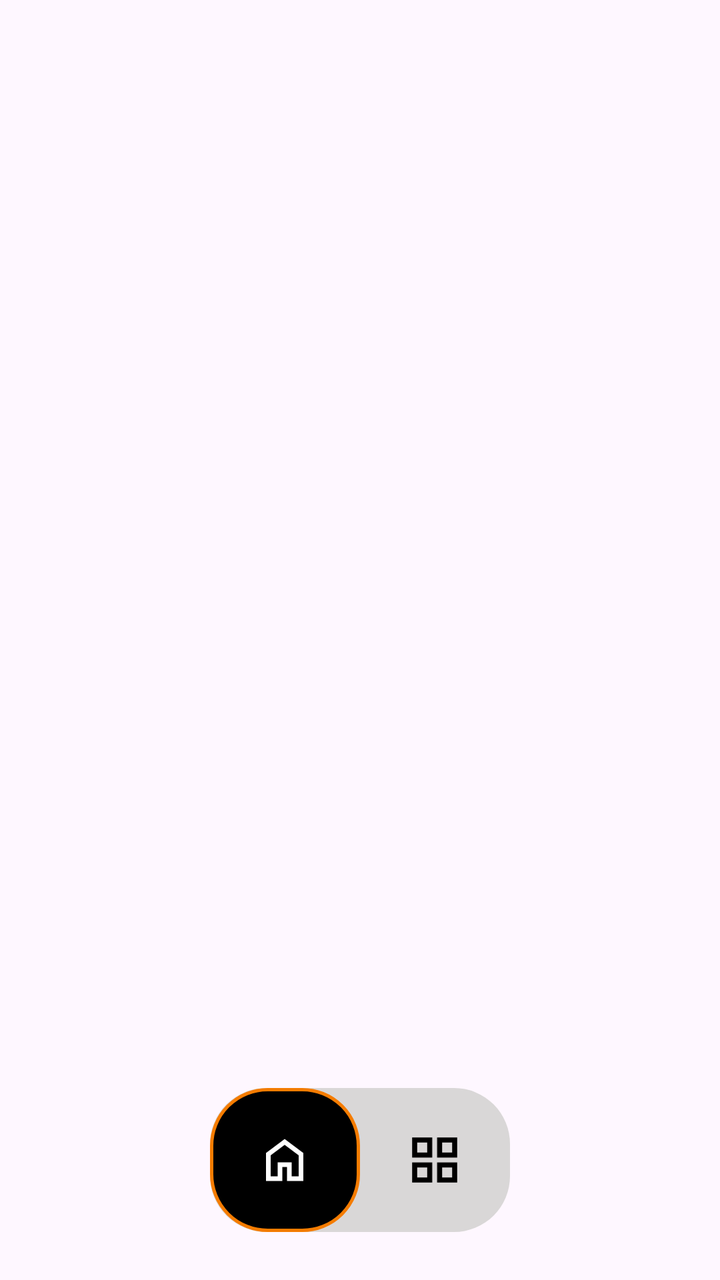
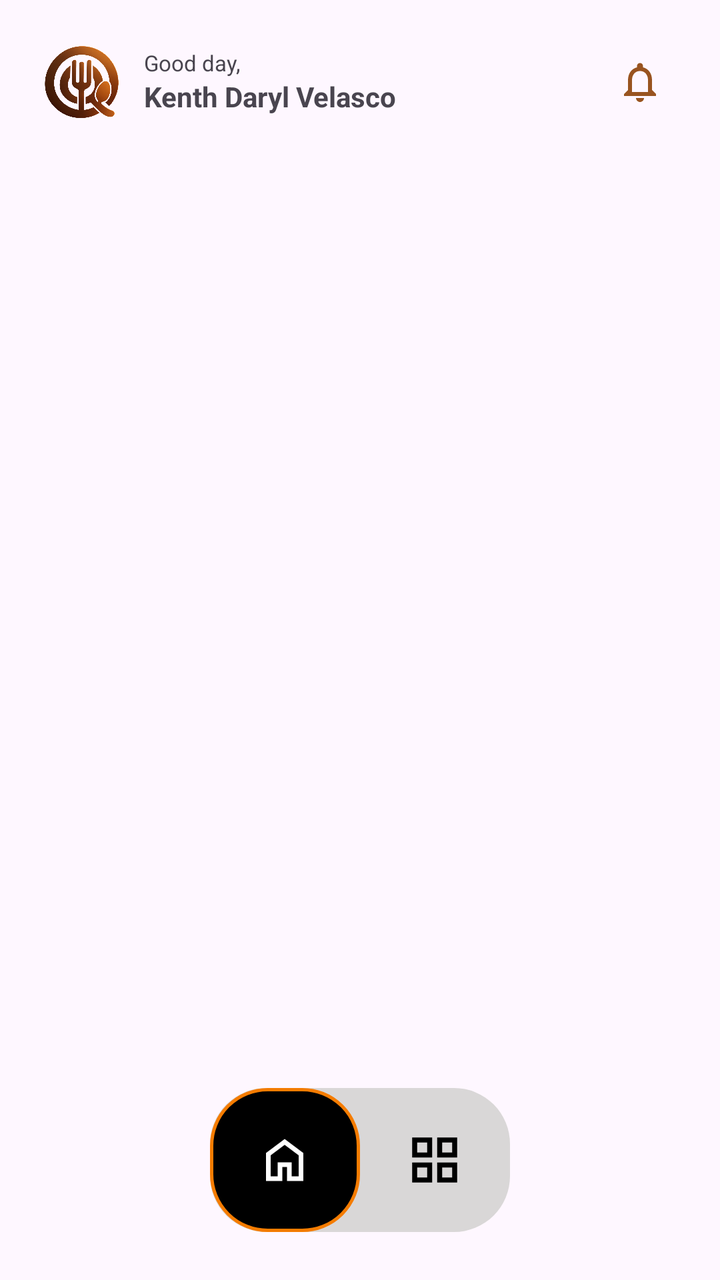

The first picture is an Android layout as it rendered before a commit; the second is the same layout after the commit. The layout source and the unified diff follow.
<!-- AndroidManifest.xml: application theme Theme.QueueEats -->
<!-- res/layout/activity_main.xml -->
<?xml version="1.0" encoding="utf-8"?>
<androidx.constraintlayout.widget.ConstraintLayout
    xmlns:android="http://schemas.android.com/apk/res/android"
    xmlns:app="http://schemas.android.com/apk/res-auto"
    xmlns:tools="http://schemas.android.com/tools"
    android:id="@+id/main"
    android:layout_width="match_parent"
    android:layout_height="match_parent">

    <include
        layout="@layout/navbar"
        android:layout_width="match_parent"
        android:layout_height="wrap_content"
        app:layout_constraintBottom_toBottomOf="parent" />


</androidx.constraintlayout.widget.ConstraintLayout>
<!-- res/layout/navbar.xml (included above) -->
<?xml version="1.0" encoding="utf-8"?>
<androidx.constraintlayout.widget.ConstraintLayout xmlns:android="http://schemas.android.com/apk/res/android"
    xmlns:app="http://schemas.android.com/apk/res-auto"
    android:layout_width="match_parent"
    android:layout_height="match_parent">

    
    <LinearLayout
        android:id="@+id/navbar"
        android:layout_width="150dp"
        android:layout_height="72dp"
        android:orientation="horizontal"
        android:background="@drawable/bg_navbar"

        android:layout_marginStart="24dp"
        android:layout_marginEnd="24dp"
        android:layout_marginBottom="24dp"

        app:layout_constraintBottom_toBottomOf="parent"
        app:layout_constraintStart_toStartOf="parent"
        app:layout_constraintEnd_toEndOf="parent">

        
        <FrameLayout
            android:id="@+id/navHome"
            android:layout_width="0dp"
            android:layout_height="match_parent"
            android:layout_weight="1"
            android:background="@drawable/bg_navbar_selected"
            android:clickable="true"
            android:focusable="true">

            <ImageView
                android:id="@+id/homeIcon"
                android:layout_width="28dp"
                android:layout_height="28dp"
                android:layout_gravity="center"
                android:src="@drawable/ic_home"
                app:tint="@color/white" />

        </FrameLayout>


        
        <FrameLayout
            android:id="@+id/navMore"
            android:layout_width="0dp"
            android:layout_height="match_parent"
            android:layout_weight="1"
            android:clickable="true"
            android:focusable="true">

            <ImageView
                android:id="@+id/moreIcon"
                android:layout_width="30dp"
                android:layout_height="30dp"
                android:layout_gravity="center"
                android:src="@drawable/ic_grid"
                app:tint="@color/black" />

        </FrameLayout>

    </LinearLayout>

</androidx.constraintlayout.widget.ConstraintLayout>
<!-- resources referenced by this layout -->
<resources>
  <color name="black">#FF000000</color>
  <color name="white">#FFFFFFFF</color>
  <!-- drawable bg_navbar (drawable) -->
  <?xml version="1.0" encoding="utf-8"?>
  <shape xmlns:android="http://schemas.android.com/apk/res/android"
      android:shape="rectangle">
  
      <solid android:color="#D9D7D7" />
  
      <corners android:radius="28dp" />
  
  </shape>
  <!-- drawable bg_navbar_selected (drawable) -->
  <?xml version="1.0" encoding="utf-8"?>
  <shape xmlns:android="http://schemas.android.com/apk/res/android"
      android:shape="rectangle">
  
      <solid android:color="#000000" />
  
      <stroke
          android:width="1.5dp"
          android:color="#F57C00" />
  
      <corners android:radius="28dp" />
  
  </shape>
  <!-- drawable ic_grid (drawable) -->
  <vector xmlns:android="http://schemas.android.com/apk/res/android" android:height="24dp" android:tint="#000000" android:viewportHeight="960" android:viewportWidth="960" android:width="24dp">
        
      <path android:fillColor="@android:color/white" android:pathData="M120,440L120,120L440,120L440,440L120,440ZM120,840L120,520L440,520L440,840L120,840ZM520,440L520,120L840,120L840,440L520,440ZM520,840L520,520L840,520L840,840L520,840ZM200,360L360,360L360,200L200,200L200,360ZM600,360L760,360L760,200L600,200L600,360ZM600,760L760,760L760,600L600,600L600,760ZM200,760L360,760L360,600L200,600L200,760ZM600,360L600,360L600,360L600,360ZM600,600L600,600L600,600L600,600ZM360,600L360,600L360,600L360,600ZM360,360L360,360L360,360L360,360Z"/>
      
  </vector>
  <!-- drawable ic_home (drawable) -->
  <vector xmlns:android="http://schemas.android.com/apk/res/android" android:height="24dp" android:tint="#000000" android:viewportHeight="960" android:viewportWidth="960" android:width="24dp">
        
      <path android:fillColor="@android:color/white" android:pathData="M240,760L360,760L360,520L600,520L600,760L720,760L720,400L480,220L240,400L240,760ZM160,840L160,360L480,120L800,360L800,840L520,840L520,600L440,600L440,840L160,840ZM480,490L480,490L480,490L480,490L480,490L480,490L480,490L480,490L480,490Z"/>
      
  </vector>
  <style name="Theme.QueueEats" parent="Base.Theme.QueueEats" />
  <style name="Base.Theme.QueueEats" parent="Theme.Material3.DayNight.NoActionBar">
          
          
      </style>
</resources>

<!-- the commit's change to res/layout/activity_main.xml (unified diff, before → after) -->
@@ -2,10 +2,22 @@
 <androidx.constraintlayout.widget.ConstraintLayout
     xmlns:android="http://schemas.android.com/apk/res/android"
     xmlns:app="http://schemas.android.com/apk/res-auto"
-    xmlns:tools="http://schemas.android.com/tools"
     android:id="@+id/main"
     android:layout_width="match_parent"
     android:layout_height="match_parent">
+
+    <FrameLayout
+        android:id="@+id/content_container"
+        android:layout_height="0dp"
+        android:layout_width="0dp"
+
+        app:layout_constraintTop_toTopOf="parent"
+        app:layout_constraintStart_toStartOf="parent"
+        app:layout_constraintEnd_toEndOf="parent"
+        app:layout_constraintBottom_toTopOf="@+id/navbar"
+        />
+
+    <include layout="@layout/fragment_home" />
 
     <include
         layout="@layout/navbar"
@@ -13,6 +25,41 @@
         android:layout_height="wrap_content"
         app:layout_constraintBottom_toBottomOf="parent" />
 
+
+</androidx.constraintlayout.widget.ConstraintLayout>
+<!-- res/layout/fragment_home.xml (included above) -->
+<?xml version="1.0" encoding="utf-8"?>
+<androidx.constraintlayout.widget.ConstraintLayout
+    xmlns:android="http://schemas.android.com/apk/res/android"
+    xmlns:app="http://schemas.android.com/apk/res-auto"
+    android:id="@+id/frag_home"
+    android:layout_width="match_parent"
+    android:layout_height="match_parent">
+
+    <androidx.core.widget.NestedScrollView
+        android:id="@+id/home_scroll"
+        android:layout_width="0dp"
+        android:layout_height="0dp"
+        android:fillViewport="true"
+        android:clipToPadding="false"
+        android:paddingBottom="24dp"
+
+        app:layout_constraintTop_toTopOf="parent"
+        app:layout_constraintBottom_toBottomOf="parent"
+        app:layout_constraintStart_toStartOf="parent"
+        app:layout_constraintEnd_toEndOf="parent" >
+
+        <LinearLayout
+            android:layout_width="match_parent"
+            android:layout_height="wrap_content"
+            android:orientation="vertical"
+            android:paddingStart="20dp"
+            android:paddingEnd="20dp" >
+
+            <include layout="@layout/section_home_header" />
+
+        </LinearLayout>
+    </androidx.core.widget.NestedScrollView>
 
 </androidx.constraintlayout.widget.ConstraintLayout>
 <!-- res/layout/navbar.xml (included above) -->
@@ -81,3 +128,50 @@
     </LinearLayout>
 
 </androidx.constraintlayout.widget.ConstraintLayout>
+<!-- res/layout/section_home_header.xml (included above) -->
+<?xml version="1.0" encoding="utf-8"?>
+<LinearLayout xmlns:android="http://schemas.android.com/apk/res/android"
+    android:layout_width="match_parent"
+    android:layout_height="wrap_content"
+    android:orientation="horizontal"
+    android:gravity="center_vertical"
+    android:paddingTop="20dp"
+
+    android:paddingBottom="16dp">
+
+    <ImageView
+        android:layout_width="42dp"
+        android:layout_height="42dp"
+        android:src="@drawable/img_app_icon_old"
+        android:contentDescription="@null"
+        />
+    <LinearLayout
+        android:layout_width="0dp"
+        android:layout_height="wrap_content"
+        android:layout_weight="1"
+        android:orientation="vertical"
+        android:layout_marginStart="10dp">
+
+        <TextView
+            android:layout_width="wrap_content"
+            android:layout_height="wrap_content"
+            android:text="Good day,"
+            android:textSize="11sp" />
+
+        <TextView
+            android:layout_width="wrap_content"
+            android:layout_height="wrap_content"
+            android:text="Kenth Daryl Velasco"
+            android:textStyle="bold"
+            android:textSize="14sp" />
+
+    </LinearLayout>
+
+    <ImageButton
+        android:layout_width="40dp"
+        android:layout_height="40dp"
+        android:background="@android:color/transparent"
+        android:src="@drawable/ic_notification"
+        android:contentDescription="Notifications" />
+
+</LinearLayout>
<!-- resource entries referenced after the edit -->
@@ -38,6 +38,13 @@
       <path android:fillColor="@android:color/white" android:pathData="M240,760L360,760L360,520L600,520L600,760L720,760L720,400L480,220L240,400L240,760ZM160,840L160,360L480,120L800,360L800,840L520,840L520,600L440,600L440,840L160,840ZM480,490L480,490L480,490L480,490L480,490L480,490L480,490L480,490L480,490Z"/>
       
   </vector>
+  <!-- drawable ic_notification (drawable) -->
+  <vector xmlns:android="http://schemas.android.com/apk/res/android" android:height="24dp" android:tint="#995420" android:viewportHeight="24" android:viewportWidth="24" android:width="24dp">
+        
+      <path android:fillColor="@android:color/white" android:pathData="M12,22c1.1,0 2,-0.9 2,-2h-4c0,1.1 0.9,2 2,2zM18,16v-5c0,-3.07 -1.63,-5.64 -4.5,-6.32L13.5,4c0,-0.83 -0.67,-1.5 -1.5,-1.5s-1.5,0.67 -1.5,1.5v0.68C7.64,5.36 6,7.92 6,11v5l-2,2v1h16v-1l-2,-2zM16,17L8,17v-6c0,-2.48 1.51,-4.5 4,-4.5s4,2.02 4,4.5v6z"/>
+      
+  </vector>
+  <!-- drawable img_app_icon_old: png bitmap (drawable, 468965 bytes) -->
   <style name="Theme.QueueEats" parent="Base.Theme.QueueEats" />
   <style name="Base.Theme.QueueEats" parent="Theme.Material3.DayNight.NoActionBar">
           
